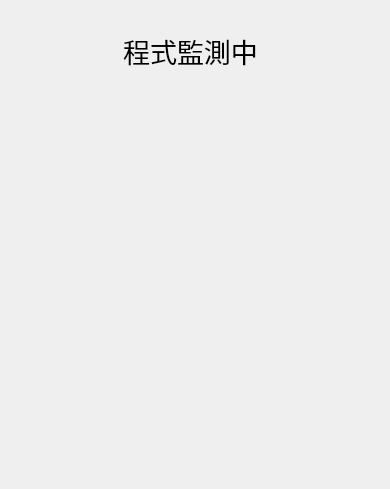
Before: the Qt Designer form gui.ui in toothpicklol/UmaPyTesseractImgToText, drawn with Qt 5.
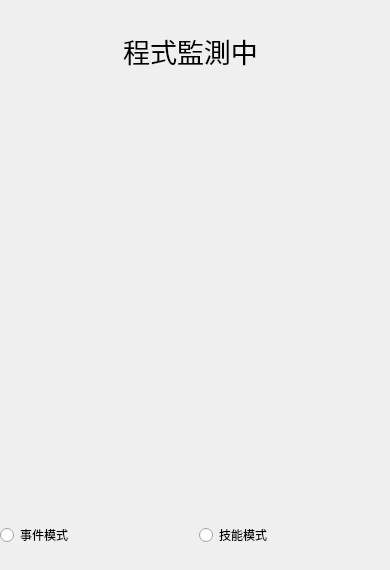
After: the same form once the commit is applied. Icons and pictures are not drawn.

What changed in the file:
```diff
--- a/gui.ui
+++ b/gui.ui
@@ -7,19 +7,19 @@
     <x>0</x>
     <y>0</y>
     <width>390</width>
-    <height>489</height>
+    <height>570</height>
    </rect>
   </property>
   <property name="minimumSize">
    <size>
     <width>390</width>
-    <height>489</height>
+    <height>570</height>
    </size>
   </property>
   <property name="maximumSize">
    <size>
     <width>390</width>
-    <height>489</height>
+    <height>570</height>
    </size>
   </property>
   <property name="font">
@@ -120,6 +120,32 @@
      </item>
     </layout>
    </widget>
+   <widget class="QWidget" name="horizontalLayoutWidget">
+    <property name="geometry">
+     <rect>
+      <x>0</x>
+      <y>500</y>
+      <width>391</width>
+      <height>71</height>
+     </rect>
+    </property>
+    <layout class="QHBoxLayout" name="horizontalLayout">
+     <item>
+      <widget class="QRadioButton" name="eventMode">
+       <property name="text">
+        <string>事件模式</string>
+       </property>
+      </widget>
+     </item>
+     <item>
+      <widget class="QRadioButton" name="skillMode">
+       <property name="text">
+        <string>技能模式</string>
+       </property>
+      </widget>
+     </item>
+    </layout>
+   </widget>
   </widget>
  </widget>
  <resources>
```
